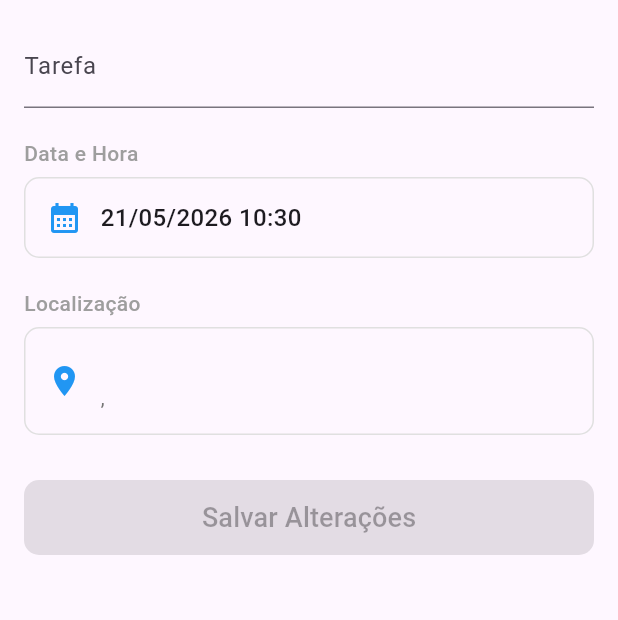
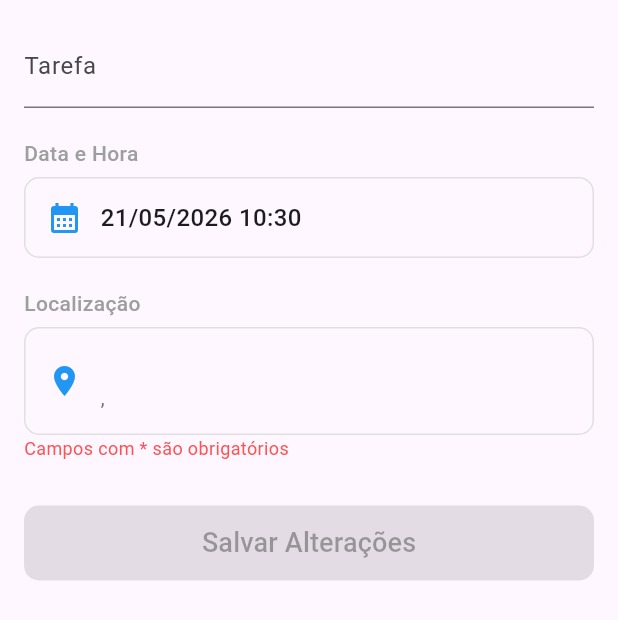
Before and after one commit to BrenoLeiriaoNeto/lista_de_tarefas, a Flutter app: the TaskUpdateForm widget shown alone on an empty page, opened directly with empty values, on a phone screen of 412 x 824 dp. Shown: the top 620 px of the screen. Run offline on Flutter 3.47's test engine with Material 3 defaults, Android fonts, the phone set to English and light mode, and no system bars; our stand-ins replace geocoding, geolocator.

Commit message:
fix(add-manual-location): enhance manual location input and validation in task update form

```diff
--- a/lib/features/tasks/presentation/widgets/task_update_form.dart
+++ b/lib/features/tasks/presentation/widgets/task_update_form.dart
@@ -15,9 +15,15 @@ class TaskUpdateForm extends StatefulWidget {
 class _TaskUpdateFormState extends State<TaskUpdateForm> {
   final _formKey = GlobalKey<FormState>();
 
+  bool _showManualAddressFields = false;
+
   late TextEditingController _nomeController;
-  late DateTime _dataHora;
-  late GeoLocation _localizacao;
+  late TextEditingController _ruaController;
+  late TextEditingController _cidadeController;
+  late TextEditingController _estadoController;
+  late TextEditingController _paisController;
+  late DateTime? _dataHora;
+  late GeoLocation? _localizacao;
 
   final _locationService = LocationService();
 
@@ -25,18 +31,28 @@ class _TaskUpdateFormState extends State<TaskUpdateForm> {
   void initState() {
     super.initState();
     _nomeController = TextEditingController(text: widget.task.nome);
+    _ruaController = TextEditingController(
+      text: widget.task.localizacao.street,
+    );
+    _cidadeController = TextEditingController(
+      text: widget.task.localizacao.city,
+    );
+    _estadoController = TextEditingController(
+      text: widget.task.localizacao.state,
+    );
+    _paisController = TextEditingController(
+      text: widget.task.localizacao.country,
+    );
     _dataHora = widget.task.dataHora;
     _localizacao = widget.task.localizacao;
   }
 
   @override
   Widget build(BuildContext context) {
-    final dateFormatted = brazilDateFormat(_dataHora);
+    final dateFormatted = brazilDateFormat(_dataHora!);
 
-    final mainLocation =
-        _localizacao.street ?? "Toque para selecionar a localização";
-    final subLocation = "${_localizacao.city}, ${_localizacao.state}";
-
+    final mainLocation = _ruaController.text;
+    final subLocation = "${_cidadeController.text}, ${_estadoController.text}";
     return Form(
       key: _formKey,
       child: SingleChildScrollView(
@@ -60,11 +76,14 @@ class _TaskUpdateFormState extends State<TaskUpdateForm> {
               onTap: () async {
                 final result = await pickDateTime(
                   context: context,
-                  initialDate: _dataHora,
+                  initialDate: _dataHora ?? DateTime.now(),
+                  isEditing: true,
                 );
 
                 if (result != null) {
                   setState(() => _dataHora = result);
+
+                  _nomeController.text = _nomeController.text;
                 }
               },
             ),
@@ -81,22 +100,83 @@ class _TaskUpdateFormState extends State<TaskUpdateForm> {
                   context: context,
                   locationService: _locationService,
                 );
-
-                if (result != null) {
-                  setState(() => _localizacao = result);
+                if (result == "MANUAL_MODE") {
+                  setState(() {
+                    _showManualAddressFields = true;
+                    _localizacao = null;
+                    //_clearAddressFields();
+                  });
+                } else if (result is GeoLocation) {
+                  setState(() {
+                    _showManualAddressFields = true;
+                    _localizacao = result;
+                    _updateAddressFields(result);
+                  });
                 }
               },
             ),
 
+            if (_showManualAddressFields) ...[
+              const SizedBox(height: 10),
+              Divider(color: Colors.grey),
+              const SizedBox(height: 10),
+              CustomFormField(
+                controller: _ruaController,
+                label: "Rua / Logradouro",
+                hint: "Digite o nome da rua",
+                validator: (value) =>
+                    value == null || value.isEmpty ? "Campo obrigatório" : null,
+              ),
+
+              const SizedBox(height: 16),
+
+              CustomFormField(
+                enabled: _localizacao == null ? true : false,
+                controller: _cidadeController,
+                label: "Cidade",
+                validator: (value) =>
+                    value == null || value.isEmpty ? "Campo obrigatório" : null,
+              ),
+              const SizedBox(height: 16),
+
+              CustomFormField(
+                enabled: _localizacao == null ? true : false,
+                controller: _estadoController,
+                label: "Estado / UF",
+                validator: (value) =>
+                    value == null || value.isEmpty ? "Obrigatório" : null,
+              ),
+
+              const SizedBox(height: 16),
+
+              CustomFormField(
+                enabled: _localizacao == null ? true : false,
+                controller: _paisController,
+                label: "País",
+                hint: "Digite o nome do país",
+              ),
+            ],
+
+            Text(
+              "Campos com * são obrigatórios",
+              style: TextStyle(fontSize: 12, color: Colors.redAccent),
+            ),
+
             const SizedBox(height: 30),
 
-            ValueListenableBuilder(
-              valueListenable: _nomeController,
-              builder: (context, value, child) {
-                final bool isNameFilled = value.text.isNotEmpty;
-                final bool isFormValid = isNameFilled;
+            AnimatedBuilder(
+              animation: Listenable.merge([
+                _nomeController,
+                _ruaController,
+                _cidadeController,
+                _estadoController,
+                _paisController,
+              ]),
+              builder: (context, child) {
+                final bool isFormValid = _validateRequiredFields();
                 return SizedBox(
                   height: 50,
+                  width: .infinity,
                   child: ElevatedButton(
                     onPressed: isFormValid ? _onUpdate : null,
                     style: ElevatedButton.styleFrom(
@@ -120,13 +200,65 @@ class _TaskUpdateFormState extends State<TaskUpdateForm> {
     );
   }
 
+  void _clearAddressFields() {
+    _ruaController.clear();
+    _cidadeController.clear();
+    _estadoController.clear();
+    _paisController.clear();
+  }
+
+  bool _validateRequiredFields() {
+    if (_nomeController.text.trim().isNotEmpty &&
+        _dataHora != null &&
+        _ruaController.text.trim().isNotEmpty &&
+        _cidadeController.text.trim().isNotEmpty &&
+        _estadoController.text.trim().isNotEmpty) {
+      return true;
+    }
+    return false;
+  }
+
+  void _updateAddressFields(GeoLocation location) {
+    _ruaController.text = location.street ?? "";
+    _cidadeController.text = location.city ?? "";
+    _estadoController.text = location.state ?? "";
+    _paisController.text = location.country ?? "";
+  }
+
   void _onUpdate() {
     if (!_formKey.currentState!.validate()) return;
+    if (_dataHora == null) return;
+
+    String stateFullName;
+
+    String inputUf = _estadoController.text.trim();
+    final inputCountry = _localizacao?.country ?? _paisController.text.trim();
+
+    if (inputCountry.toLowerCase().contains("brazil") ||
+        inputCountry.toLowerCase().contains("brasil")) {
+      if (inputUf.length == 2) {
+        stateFullName = convertAbbreviationToState(inputUf);
+      } else {
+        inputUf = convertStateToAbbreviation(inputUf);
+        stateFullName = convertAbbreviationToState(inputUf);
+      }
+    } else {
+      stateFullName = inputUf;
+      inputUf = "";
+    }
+
+    final finalLocation = GeoLocation(
+      street: _ruaController.text.trim(),
+      city: _cidadeController.text.trim(),
+      uf: inputUf,
+      country: inputCountry,
+      state: stateFullName,
+    );
 
     final updatedTask = Task(
       nome: _nomeController.text,
-      dataHora: _dataHora,
-      localizacao: _localizacao,
+      dataHora: _dataHora!,
+      localizacao: finalLocation,
     );
 
     widget.onUpdate(widget.task, updatedTask);
```
Also changed, not shown: lib/features/tasks/presentation/helpers/date_time_picker.dart (+30 -4 lines), lib/features/tasks/presentation/widgets/card_tasks.dart (+16 -11 lines).
